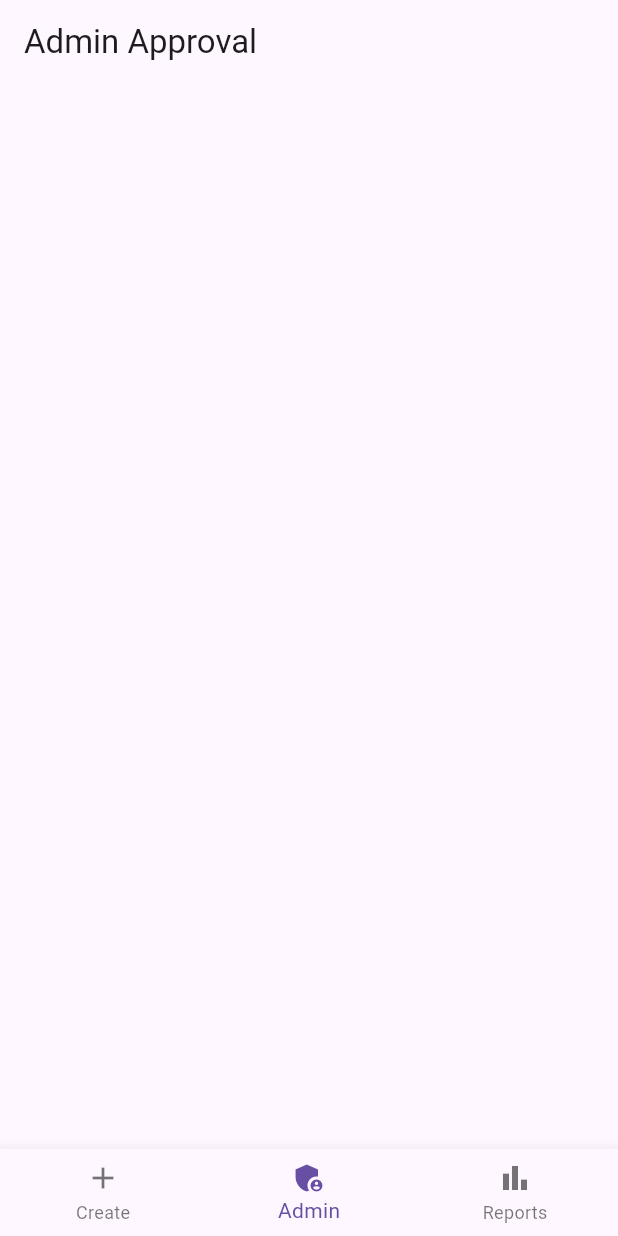
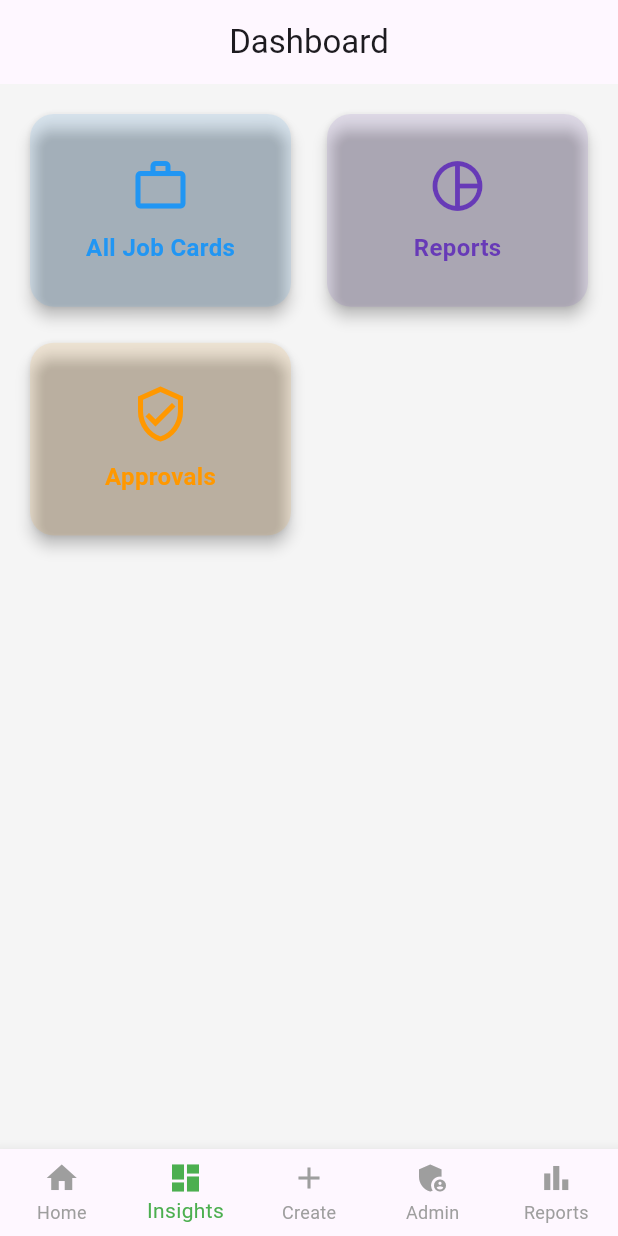
Before and after one commit to simbastart001/QutangaJobCardMgtsystem, a Flutter app: the screen it shows after launch, item 2 of the bottom bar chosen, on a phone screen of 412 x 824 dp. Run offline on Flutter 3.47's test engine with Material 3 defaults, Android fonts, the phone set to English and light mode, and no system bars; our stand-ins replace drift, flutter_riverpod, pie_chart, sqlite3_flutter_libs; missing offline and left inert: sqlite3; accounts and stored records are empty; generated files the repository leaves out were written again.

Commit message:
Design remaining screens & Fix navigation issue

```diff
--- /dev/null
+++ b/lib/features/navigation/navigation_controller.dart
@@ -0,0 +1,4 @@
+import 'package:flutter_riverpod/flutter_riverpod.dart';
+
+/// Controls the selected tab index for MainNavigation
+final navigationIndexProvider = StateProvider<int>((ref) => 0);
--- /dev/null
+++ b/lib/features/screens/dashboard_screen.dart
@@ -0,0 +1,95 @@
+import 'package:flutter/material.dart';
+
+class DashboardScreen extends StatelessWidget {
+  const DashboardScreen({super.key});
+
+  @override
+  Widget build(BuildContext context) {
+    final List<_DashboardItem> items = [
+      _DashboardItem(
+        label: 'All Job Cards',
+        icon: Icons.work_outline,
+        color: Colors.blue,
+        onTap: () {
+          // TODO: Navigate to JobCardsListScreen
+        },
+      ),
+      _DashboardItem(
+        label: 'Reports',
+        icon: Icons.pie_chart_outline,
+        color: Colors.deepPurple,
+        onTap: () {
+          // TODO: Navigate to ReportsScreen
+        },
+      ),
+      _DashboardItem(
+        label: 'Approvals',
+        icon: Icons.verified_user_outlined,
+        color: Colors.orange,
+        onTap: () {
+          // TODO: Navigate to AdminApprovalScreen
+        },
+      ),
+    ];
+
+    return Scaffold(
+      backgroundColor: Colors.grey[100],
+      appBar: AppBar(
+        title: const Text('Dashboard'),
+        centerTitle: true,
+      ),
+      body: GridView.builder(
+        padding: const EdgeInsets.all(16),
+        itemCount: items.length,
+        gridDelegate: const SliverGridDelegateWithFixedCrossAxisCount(
+          crossAxisCount: 2,
+          childAspectRatio: 4 / 3,
+          mainAxisSpacing: 16,
+          crossAxisSpacing: 16,
+        ),
+        itemBuilder: (_, index) {
+          final item = items[index];
+          return GestureDetector(
+            onTap: item.onTap,
+            child: Card(
+              elevation: 4,
+              color: item.color.withOpacity(0.1),
+              shape: RoundedRectangleBorder(
+                borderRadius: BorderRadius.circular(16),
+              ),
+              child: Column(
+                mainAxisAlignment: MainAxisAlignment.center,
+                children: [
+                  Icon(item.icon, size: 40, color: item.color),
+                  const SizedBox(height: 10),
+                  Text(
+                    item.label,
+                    style: TextStyle(
+                      fontSize: 16,
+                      fontWeight: FontWeight.bold,
+                      color: item.color,
+                    ),
+                  ),
+                ],
+              ),
+            ),
+          );
+        },
+      ),
+    );
+  }
+}
+
+class _DashboardItem {
+  final String label;
+  final IconData icon;
+  final Color color;
+  final VoidCallback onTap;
+
+  _DashboardItem({
+    required this.label,
+    required this.icon,
+    required this.color,
+    required this.onTap,
+  });
+}
--- a/lib/main.dart
+++ b/lib/main.dart
@@ -1,9 +1,8 @@
 import 'package:flutter/material.dart';
 import 'package:flutter_riverpod/flutter_riverpod.dart';
+import 'package:qutanga_app/features/screens/splash_screen.dart';
+import 'package:qutanga_app/widgets/main_navigation.dart';
 import 'package:sqlite3_flutter_libs/sqlite3_flutter_libs.dart';
-import 'package:qutanga_app/features/job_card/presentation/job_card_creation_screen.dart';
-import 'package:qutanga_app/features/admin/presentation/admin_approval_screen.dart';
-import 'package:qutanga_app/features/reports/presentation/reports_screen.dart';
 
 import 'data/local/job_card_db.dart';
 
@@ -43,46 +42,7 @@
       debugShowCheckedModeBanner: false,
       title: 'Job Card System',
       theme: ThemeData(primarySwatch: Colors.blue),
-      home: const HomeScreen(),
+      home: const SplashScreen(),
     );
   }
 }
-
-class HomeScreen extends StatefulWidget {
-  const HomeScreen({super.key});
-
-  @override
-  State<HomeScreen> createState() => _HomeScreenState();
-}
-
-class _HomeScreenState extends State<HomeScreen> {
-  int _selectedIndex = 0;
-
-  final List<Widget> _screens = const [
-    JobCardCreationScreen(),
-    AdminApprovalScreen(),
-    ReportsScreen(),
-  ];
-
-  void _onTabTapped(int index) {
-    setState(() => _selectedIndex = index);
-  }
-
-  @override
-  Widget build(BuildContext context) {
-    return Scaffold(
-      body: _screens[_selectedIndex],
-      bottomNavigationBar: BottomNavigationBar(
-        currentIndex: _selectedIndex,
-        onTap: _onTabTapped,
-        items: const [
-          BottomNavigationBarItem(icon: Icon(Icons.add), label: 'Create'),
-          BottomNavigationBarItem(
-              icon: Icon(Icons.admin_panel_settings), label: 'Admin'),
-          BottomNavigationBarItem(
-              icon: Icon(Icons.bar_chart), label: 'Reports'),
-        ],
-      ),
-    );
-  }
-}
--- /dev/null
+++ b/lib/widgets/main_navigation.dart
@@ -0,0 +1,108 @@
+import 'package:flutter/material.dart';
+import 'package:flutter_riverpod/flutter_riverpod.dart';
+import 'package:qutanga_app/features/screens/dashboard_screen.dart';
+import 'package:qutanga_app/features/screens/welcome_screen.dart';
+import 'package:qutanga_app/features/job_card/presentation/job_card_creation_screen.dart';
+import 'package:qutanga_app/features/admin/presentation/admin_approval_screen.dart';
+import 'package:qutanga_app/features/reports/presentation/reports_screen.dart';
+
+import '../features/navigation/navigation_controller.dart';
+
+class MainNavigation extends ConsumerWidget {
+  const MainNavigation({super.key});
+
+  @override
+  Widget build(BuildContext context, WidgetRef ref) {
+    final selectedIndex = ref.watch(navigationIndexProvider);
+    final controller = ref.read(navigationIndexProvider.notifier);
+
+    final List<Widget> screens = const [
+      WelcomeScreen(),
+      DashboardScreen(),
+      JobCardCreationScreen(),
+      AdminApprovalScreen(),
+      ReportsScreen(),
+    ];
+
+    return Scaffold(
+      body: screens[selectedIndex],
+      bottomNavigationBar: BottomNavigationBar(
+        currentIndex: selectedIndex,
+        onTap: (index) => controller.state = index,
+        selectedItemColor: Colors.green,
+        unselectedItemColor: Colors.grey,
+        type: BottomNavigationBarType.fixed,
+        items: const [
+          BottomNavigationBarItem(icon: Icon(Icons.home), label: 'Home'),
+          BottomNavigationBarItem(
+              icon: Icon(Icons.dashboard), label: 'Insights'),
+          BottomNavigationBarItem(icon: Icon(Icons.add), label: 'Create'),
+          BottomNavigationBarItem(
+              icon: Icon(Icons.admin_panel_settings), label: 'Admin'),
+          BottomNavigationBarItem(
+              icon: Icon(Icons.bar_chart), label: 'Reports'),
+        ],
+      ),
+    );
+  }
+}
+
+// import 'package:flutter/material.dart';
+// import 'package:flutter_riverpod/flutter_riverpod.dart';
+//
+// import '../features/admin/presentation/admin_approval_screen.dart';
+// import '../features/job_card/presentation/job_card_creation_screen.dart';
+// import '../features/reports/presentation/reports_screen.dart';
+// import '../features/screens/dashboard_screen.dart';
+// import '../features/screens/welcome_screen.dart';
+//
+// class MainNavigation extends StatefulWidget {
+//   const MainNavigation({super.key});
+//
+//   @override
+//   State<MainNavigation> createState() => _MainNavigationState();
+// }
+//
+// class _MainNavigationState extends State<MainNavigation> {
+//   final navigationIndexProvider = StateProvider<int>((ref) => 0);
+//
+//   int _selectedIndex = 0;
+//
+//   final List<Widget> _screens = const [
+//     WelcomeScreen(),
+//     DashboardScreen(),
+//     JobCardCreationScreen(),
+//     AdminApprovalScreen(),
+//     ReportsScreen(),
+//   ];
+//
+//   void _onTabTapped(int index) {
+//     setState(() {
+//       _selectedIndex = index;
+//     });
+//   }
+//
+//   final List<BottomNavigationBarItem> _navItems = const [
+//     BottomNavigationBarItem(icon: Icon(Icons.home), label: 'Home'),
+//     BottomNavigationBarItem(icon: Icon(Icons.dashboard), label: 'Dashboard'),
+//     BottomNavigationBarItem(
+//         icon: Icon(Icons.add_circle_outline), label: 'Create'),
+//     BottomNavigationBarItem(icon: Icon(Icons.verified_user), label: 'Admin'),
+//     BottomNavigationBarItem(icon: Icon(Icons.bar_chart), label: 'Reports'),
+//   ];
+//
+//   @override
+//   Widget build(BuildContext context) {
+//     return Scaffold(
+//       body: _screens[_selectedIndex],
+//       bottomNavigationBar: BottomNavigationBar(
+//         type: BottomNavigationBarType.fixed,
+//         selectedItemColor: Colors.green,
+//         unselectedItemColor: Colors.grey,
+//         currentIndex: _selectedIndex,
+//         onTap: _onTabTapped,
+//         items: _navItems,
+//       ),
+//     );
+//   }
+// }
--- a/pubspec.yaml
+++ b/pubspec.yaml
@@ -17,6 +17,7 @@ dependencies:
   path_provider: ^2.1.1
   path: ^1.9.0
   intl: ^0.18.1
+  pie_chart: ^5.3.2
 
 dev_dependencies:
   flutter_test:
```
Also changed, not shown: lib/features/admin/presentation/admin_approval_screen.dart (+75 -7 lines), lib/features/job_card/presentation/job_card_creation_screen.dart (+7 -19 lines), lib/features/reports/presentation/reports_screen.dart (+80 -28 lines), lib/features/screens/splash_screen.dart (added, +87 -0 lines), lib/features/screens/welcome_screen.dart (added, +120 -0 lines), assets/images/drstart.jpg (added), assets/images/istartlogo.png (added), pubspec.lock.
